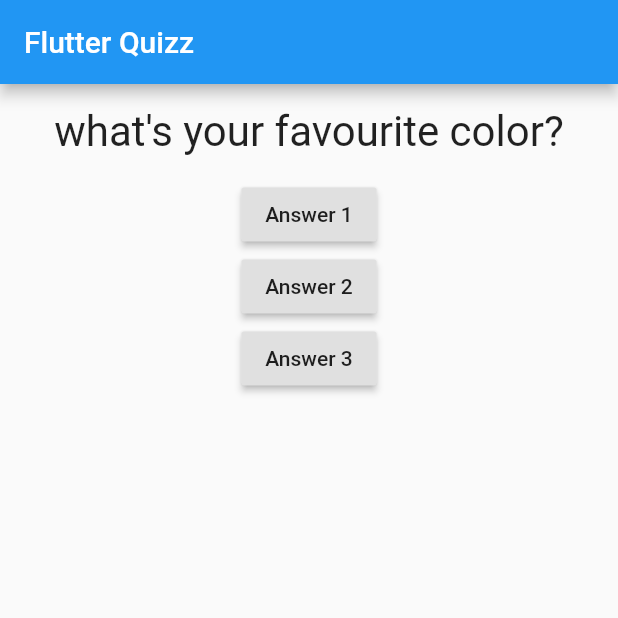
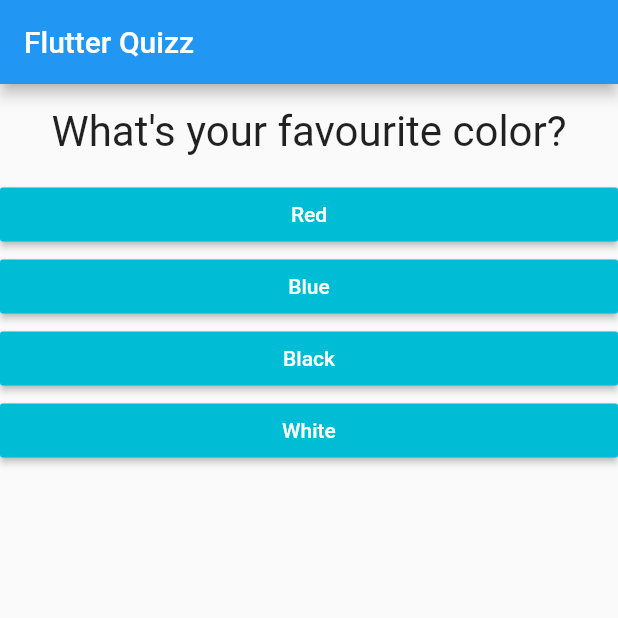
Before and after one commit to ramziChammem/flutter-application, a Flutter app: the screen it shows after launch, on a phone screen of 412 x 824 dp, the top half of it. Run offline on Flutter 3.47's test engine with Material 2 defaults, Android fonts, the phone set to English and light mode, and no system bars.

Commit message:
finished the question widget file and the answer widget file

```diff
--- /dev/null
+++ b/flutter_quizzz/lib/answer.dart
@@ -0,0 +1,19 @@
+import 'package:flutter/material.dart';
+
+class Answer extends StatelessWidget {
+  final Function answerFunction;
+  final String answerText;
+  Answer(this.answerFunction, this.answerText);
+  @override
+  Widget build(BuildContext context) {
+    return Container(
+      width: double.infinity,
+      child: RaisedButton(
+        color: Colors.cyan,
+        textColor: Colors.white,
+        child: Text(answerText),
+        onPressed: answerFunction,
+      ),
+    );
+  }
+}
--- a/flutter_quizzz/lib/main.dart
+++ b/flutter_quizzz/lib/main.dart
@@ -1,6 +1,6 @@
 import 'package:flutter/material.dart';
 import './question.dart';
-
+import './answer.dart';
 
 void main() => runApp(MyApp());
 // void main() {
@@ -19,7 +19,7 @@ class MyAppState extends State<MyApp> {
   var _questionIndex = 0;
 
   void _answerQuestion() {
-    if (_questionIndex < 1) {
+    if (_questionIndex < 2) {
       setState(() {
         _questionIndex++;
       });
@@ -43,8 +43,23 @@ class MyAppState extends State<MyApp> {
   @override
   Widget build(BuildContext context) {
     var questions = [
-      "what's your favourite color?",
-      "what's your favourite animal?"
+      {
+        "questionValue": "What's your favourite color?",
+        "answersList": ["Red", "Blue", "Black", "White"],
+      },
+      {
+        "questionValue": "What's your favourite animal?",
+        "answersList": ["Dog", "Cat", "Lion", "Snake"],
+      },
+      {
+        "questionValue": "Who's your favourite instructor?",
+        "answersList": [
+          "Ramzi",
+          "Ramzi again",
+          "Of corse Ramzi",
+          "No one else but Ramzi"
+        ],
+      },
     ];
     return MaterialApp(
       home: Scaffold(
@@ -53,10 +68,10 @@ class MyAppState extends State<MyApp> {
         ),
         body: Column(
           children: [
-            Question(questions[_questionIndex]),
-            RaisedButton(child: Text("Answer 1"), onPressed: _answerQuestion),
-            RaisedButton(child: Text("Answer 2"), onPressed: _answerQuestion),
-            RaisedButton(child: Text("Answer 3"), onPressed: _answerQuestion),
+            Question(questions[_questionIndex]["questionValue"]),
+            ...(questions[_questionIndex]["answersList"] as List<String>).map((e) {
+              return Answer(_answerQuestion, e);
+            }).toList()
           ],
         ),
       ),
```
